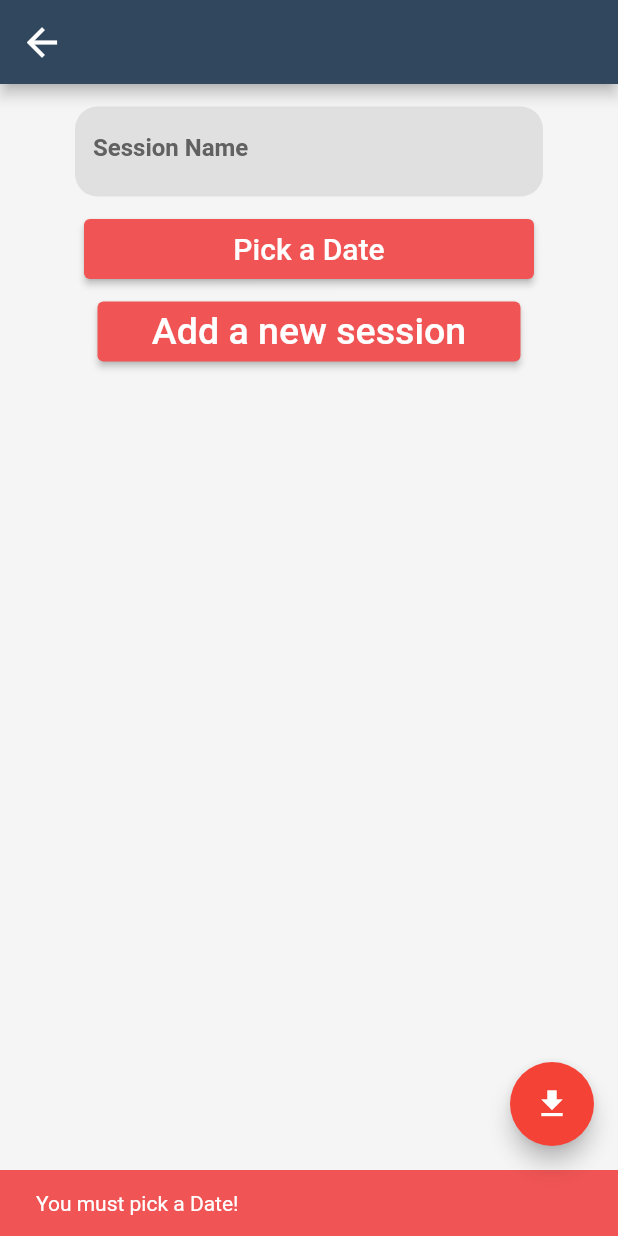
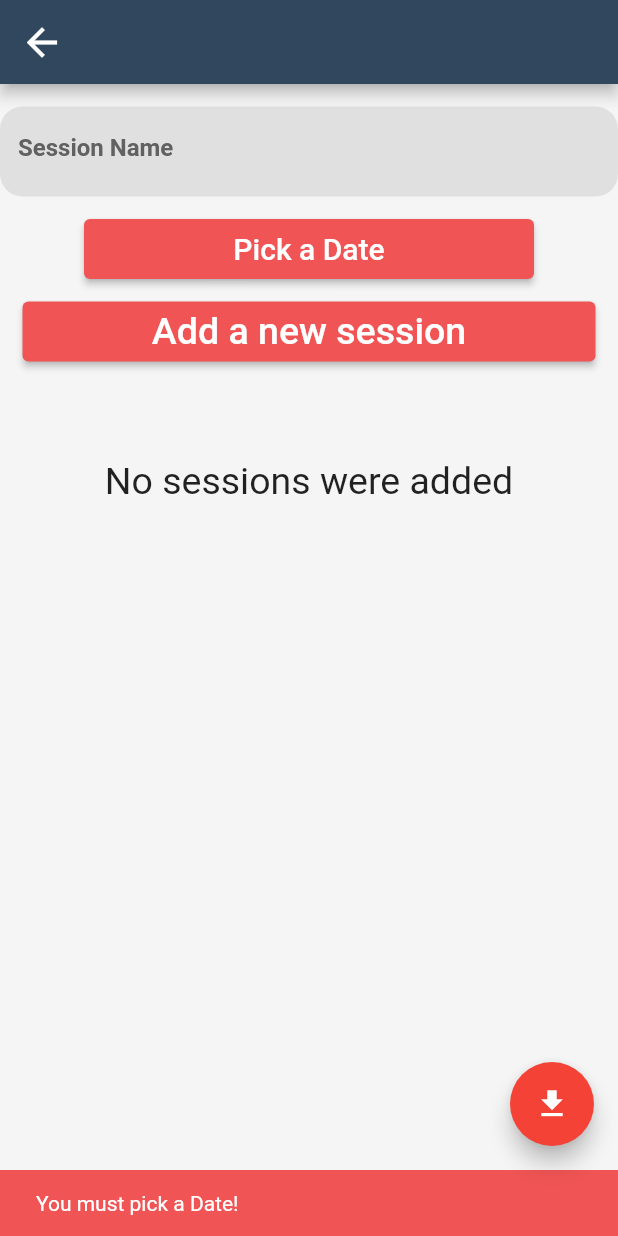
Before and after one commit to M-Yahia2011/Conference-Moderator, a Flutter app: the HallDetailsScreen screen opened directly with empty values, after a tap on "Add a new session", on a phone screen of 412 x 824 dp. Run offline on Flutter 3.47's test engine with Material 2 defaults, Android fonts, the light colour scheme and no system bars; drawn by our look-alikes of loading_overlay; our stand-ins replace dio, file_picker, shared_preferences, url_strategy; missing offline and left inert: dart:html, flutter_keyboard_visibility_web, flutter_typeahead2, shared_preferences_web; accounts and stored records are empty.

Commit message:
Update hall_details_screen.dart

```diff
--- a/lib/screens/hall_details_screen.dart
+++ b/lib/screens/hall_details_screen.dart
@@ -1,14 +1,12 @@
-import 'package:conf_moderator/helpers/colors.dart';
-import 'package:conf_moderator/models/session.dart';
 import 'package:flutter/material.dart';
+import '/helpers/colors.dart';
+import '/models/session.dart';
 import '/models/hall.dart';
 import '/providers/conf_provider.dart';
 import '/screens/session_details_screen.dart';
 import 'package:loading_overlay/loading_overlay.dart';
 import 'package:provider/provider.dart';
 import 'package:intl/intl.dart' as intl;
-
-// import 'add_session_screen.dart';
 
 class HallDetailsScreen extends StatefulWidget {
   static const routeName = "/hallDetailsScreen";
@@ -20,6 +18,7 @@ class HallDetailsScreen extends StatefulWidget {
 }
 
 class _HallDetailsScreenState extends State<HallDetailsScreen> {
+  late ScrollController _scrollController;
   late TextEditingController _textEditingController;
   DateTime? _pickedDate;
   bool _isLoading = false;
@@ -27,11 +26,13 @@ class _HallDetailsScreenState extends State<HallDetailsScreen> {
   void initState() {
     super.initState();
     _textEditingController = TextEditingController();
+    _scrollController = ScrollController();
   }
 
   @override
   void dispose() {
     _textEditingController.dispose();
+    _scrollController.dispose();
     super.dispose();
   }
 
@@ -111,8 +112,9 @@ class _HallDetailsScreenState extends State<HallDetailsScreen> {
         child: LoadingOverlay(
           isLoading: _isLoading,
           color: Colors.transparent,
-          child: Padding(
-              padding: const EdgeInsets.symmetric(horizontal: 50),
+          child: Scrollbar(
+            isAlwaysShown: true,
+            child: SingleChildScrollView(
               child: Column(
                 crossAxisAlignment: CrossAxisAlignment.center,
                 children: [
@@ -166,17 +168,20 @@ class _HallDetailsScreenState extends State<HallDetailsScreen> {
                     child: ElevatedButton(
                         onPressed: () async {
                           if (_pickedDate == null) {
-                            ScaffoldMessenger.of(context).showSnackBar(SnackBar(
-                                backgroundColor: MyColors.colors[200],
-                                content: const Text("You must pick a Date!")));
+                            ScaffoldMessenger.of(context).showSnackBar(
+                                SnackBar(
+                                    backgroundColor: MyColors.colors[200],
+                                    content:
+                                        const Text("You must pick a Date!")));
                           } else if (_textEditingController.text.isEmpty) {
-                            ScaffoldMessenger.of(context).showSnackBar(SnackBar(
-                                backgroundColor: MyColors.colors[200],
-                                content: const Text(
-                                    "You must enter the session Name!")));
+                            ScaffoldMessenger.of(context).showSnackBar(
+                                SnackBar(
+                                    backgroundColor: MyColors.colors[200],
+                                    content: const Text(
+                                        "You must enter the session Name!")));
                           } else {
                             Map<String, dynamic> sessionInfo = {
-                              "name": _textEditingController.text,
+                              "name": _textEditingController.text.trim(),
                               "hall_id": hall.id,
                               "date": intl.DateFormat.yMMMEd()
                                   .format(_pickedDate!)
@@ -192,9 +197,19 @@ class _HallDetailsScreenState extends State<HallDetailsScreen> {
                           style: TextStyle(fontSize: 25),
                         )),
                   ),
-                  Expanded(
+                  if(hall.sessions.isEmpty)
+                  const Center(
+                    child: Padding(
+                      padding: EdgeInsets.all(50.0),
+                      child: Text("No sessions were added",style: TextStyle(fontSize: 25),),
+                    ),
+                  )
+                  ,
+                  if(hall.sessions.isNotEmpty)
+                  Container(
+                    margin: const EdgeInsets.fromLTRB(50, 0, 50, 30),
                     child: GridView.builder(
-                      // controller: _scrollController,
+                      controller: _scrollController,
                       itemCount: hall.sessions.length,
                       physics: const NeverScrollableScrollPhysics(),
                       shrinkWrap: true,
@@ -232,7 +247,8 @@ class _HallDetailsScreenState extends State<HallDetailsScreen> {
                                           hall.sessions[idx].name,
                                           style: const TextStyle(
                                               fontSize: 22,
-                                              overflow: TextOverflow.ellipsis,
+                                              overflow:
+                                                  TextOverflow.ellipsis,
                                               fontWeight: FontWeight.bold),
                                         ),
                                         FittedBox(
@@ -261,7 +277,8 @@ class _HallDetailsScreenState extends State<HallDetailsScreen> {
                                     bool deleteAction =
                                         await deleteAlert(context);
                                     if (deleteAction == true) {
-                                      await deleteSession(hall.sessions[idx]);
+                                      await deleteSession(
+                                          hall.sessions[idx]);
                                     }
                                   },
                                   icon: const Icon(
@@ -275,7 +292,9 @@ class _HallDetailsScreenState extends State<HallDetailsScreen> {
                     ),
                   ),
                 ],
-              )),
+              ),
+            ),
+          ),
         ),
       ),
       floatingActionButton: FloatingActionButton(
```
